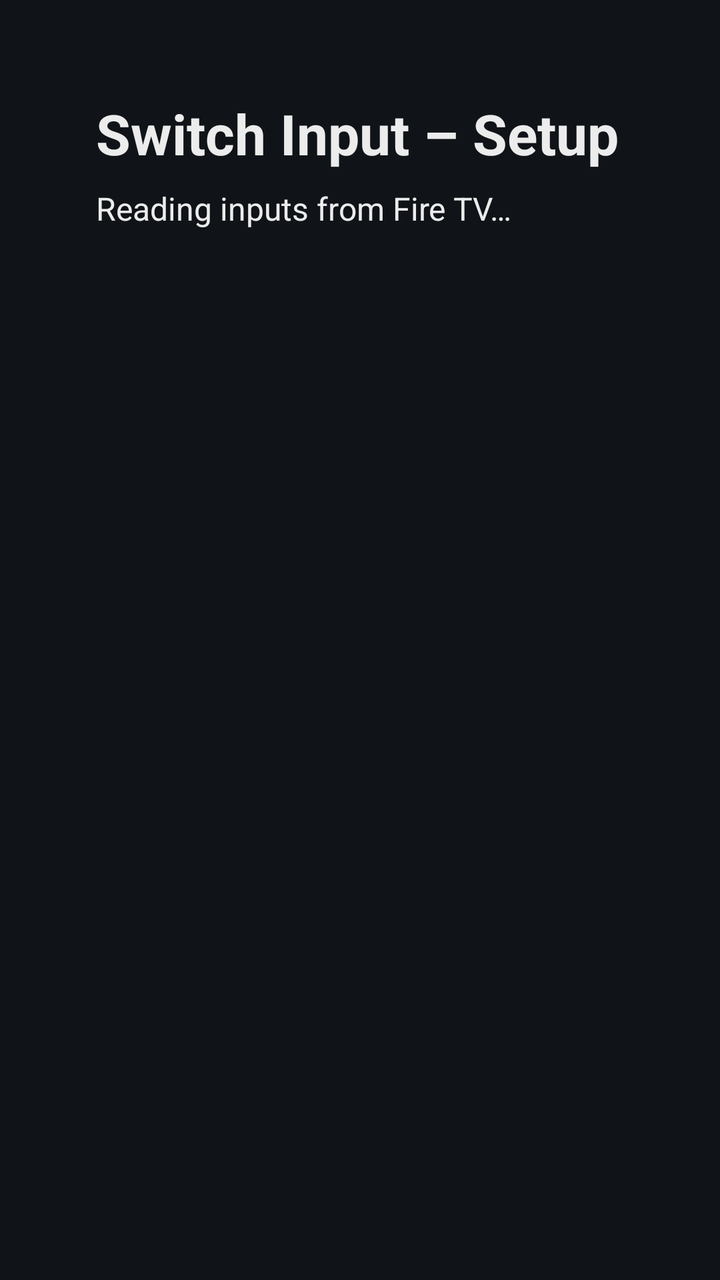
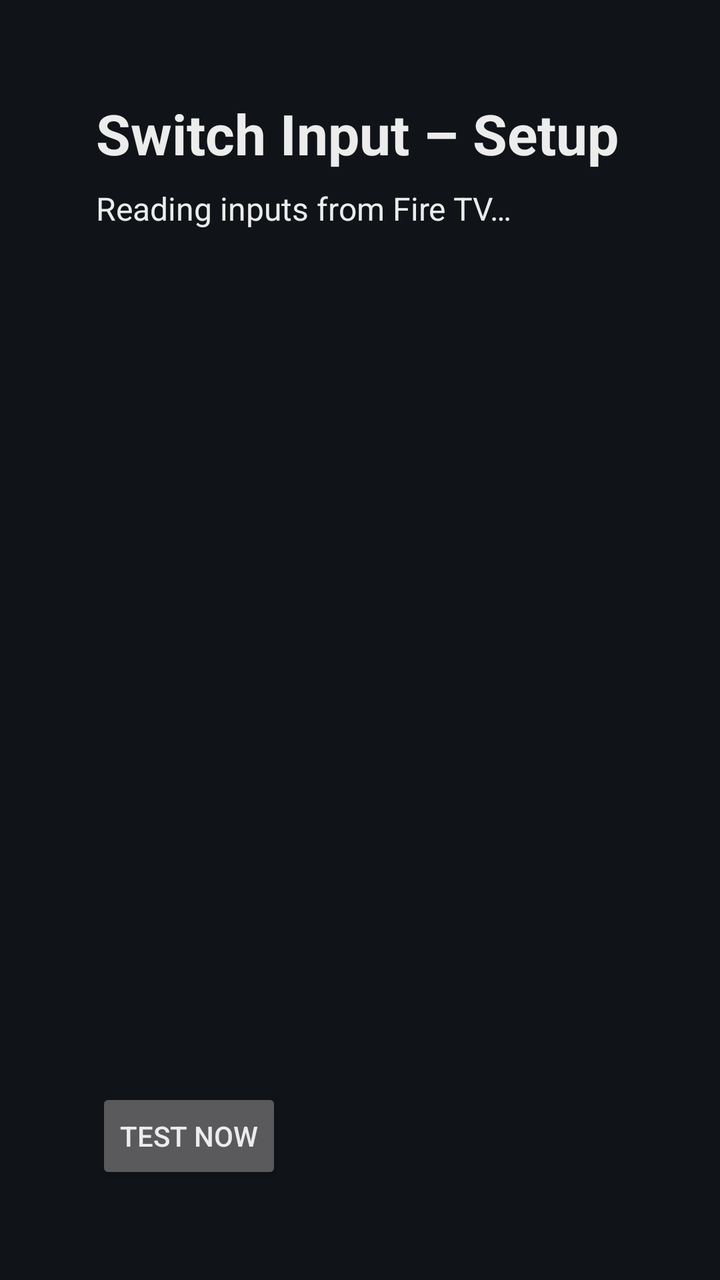

Screens rendered from an Android XML layout before and after an edit, with the pre-edit source and the edit as a unified diff.
<!-- AndroidManifest.xml: application theme Theme.SourcesSwitcher -->
<!-- res/layout/activity_config.xml -->
<?xml version="1.0" encoding="utf-8"?>
<LinearLayout xmlns:android="http://schemas.android.com/apk/res/android"
    android:layout_width="match_parent"
    android:layout_height="match_parent"
    android:orientation="vertical"
    android:padding="48dp">

    <TextView
        android:id="@+id/title"
        android:layout_width="match_parent"
        android:layout_height="wrap_content"
        android:text="@string/config_title"
        android:textSize="28sp"
        android:textStyle="bold" />

    <TextView
        android:id="@+id/status"
        android:layout_width="match_parent"
        android:layout_height="wrap_content"
        android:layout_marginTop="8dp"
        android:text="@string/loading"
        android:textSize="16sp" />

    <androidx.recyclerview.widget.RecyclerView
        android:id="@+id/list"
        android:layout_width="match_parent"
        android:layout_height="0dp"
        android:layout_weight="1"
        android:layout_marginTop="24dp" />
</LinearLayout>
<!-- resources referenced by this layout -->
<resources>
  <string name="config_title">Switch Input – Setup</string>
  <string name="loading">Reading inputs from Fire TV…</string>
  <style name="Theme.SourcesSwitcher" parent="Theme.AppCompat.NoActionBar">
          <item name="android:windowBackground">#FF101418</item>
          <item name="android:textColor">#FFECECEC</item>
      </style>
</resources>

<!-- the commit's change to res/layout/activity_config.xml (unified diff, before → after) -->
@@ -27,4 +27,11 @@
         android:layout_height="0dp"
         android:layout_weight="1"
         android:layout_marginTop="24dp" />
+
+    <Button
+        android:id="@+id/test"
+        android:layout_width="wrap_content"
+        android:layout_height="wrap_content"
+        android:layout_marginTop="16dp"
+        android:text="@string/test_now" />
 </LinearLayout>
<!-- resource entries referenced after the edit -->
@@ -2,6 +2,7 @@
 <resources>
   <string name="config_title">Switch Input – Setup</string>
   <string name="loading">Reading inputs from Fire TV…</string>
+  <string name="test_now">Test now</string>
   <style name="Theme.SourcesSwitcher" parent="Theme.AppCompat.NoActionBar">
           <item name="android:windowBackground">#FF101418</item>
           <item name="android:textColor">#FFECECEC</item>
